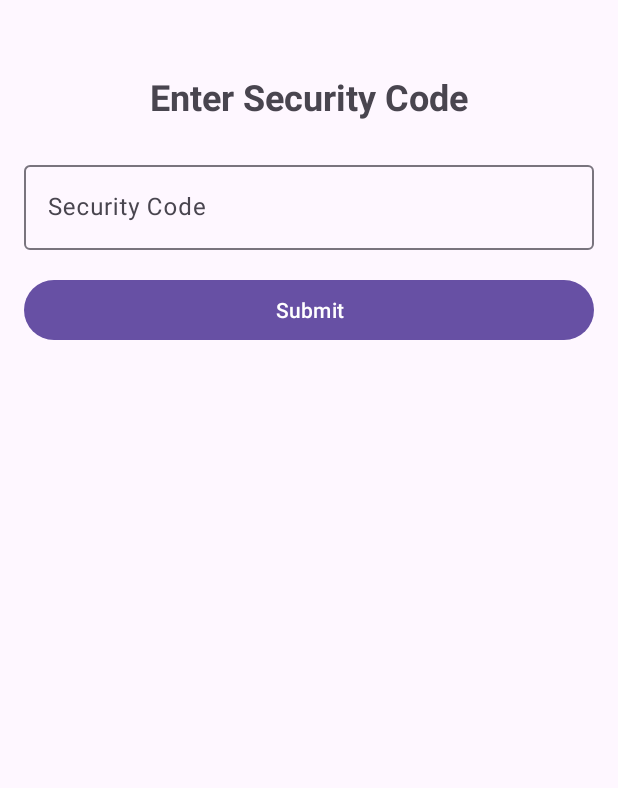
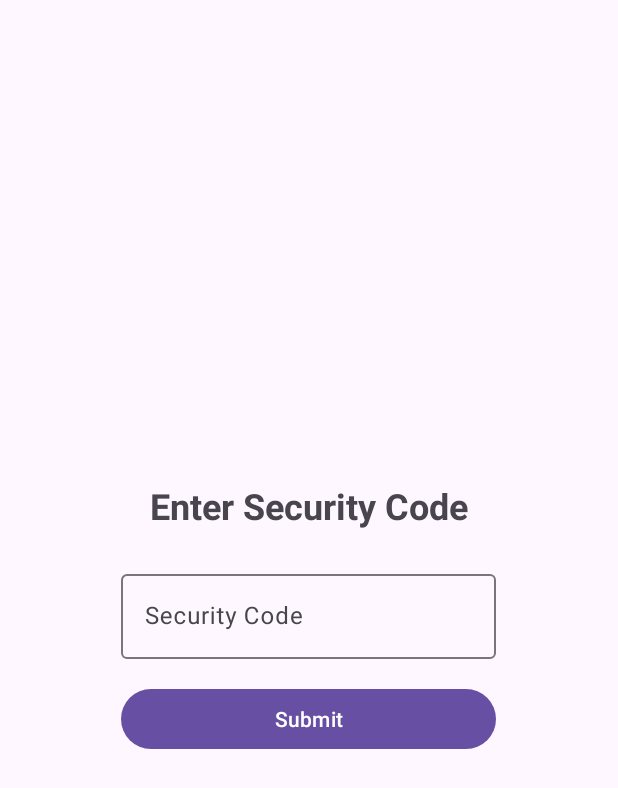
Before and after one commit to itsrahat62/Fifa-Footbal-World-Cup, an Android app: the SecurityCodeFragment screen opened through its navigation route, on a phone screen of 412 x 824 dp. Shown: the top 788 px of the screen. Run offline under Robolectric (Android 15) with nearby library versions, the phone set to English and light mode, and no system bars.

Commit message:
Design Fix Security Page

```diff
--- a/app/src/main/res/layout/fragment_security_code.xml
+++ b/app/src/main/res/layout/fragment_security_code.xml
@@ -1,11 +1,22 @@
 <?xml version="1.0" encoding="utf-8"?>
-<androidx.constraintlayout.widget.ConstraintLayout xmlns:android="http://schemas.android.com/apk/res/android"
+<androidx.constraintlayout.widget.ConstraintLayout
+    xmlns:android="http://schemas.android.com/apk/res/android"
     xmlns:app="http://schemas.android.com/apk/res-auto"
-    xmlns:tools="http://schemas.android.com/tools"
     android:layout_width="match_parent"
     android:layout_height="match_parent"
-    android:padding="16dp"
-    tools:context=".ui.securitycode.SecurityCodeFragment">
+    android:padding="16dp">
+
+    <!-- Container for all elements -->
+    <LinearLayout
+        android:id="@+id/security_code_container"
+        android:layout_width="0dp"
+        android:layout_height="wrap_content"
+        android:orientation="vertical"
+        android:gravity="center_horizontal"
+        app:layout_constraintTop_toTopOf="parent"
+        app:layout_constraintBottom_toBottomOf="parent"
+        app:layout_constraintStart_toStartOf="parent"
+        app:layout_constraintEnd_toEndOf="parent">
 
         <TextView
             android:id="@+id/security_code_header"
@@ -14,19 +25,12 @@
             android:text="Enter Security Code"
             android:textSize="24sp"
             android:textStyle="bold"
-        app:layout_constraintTop_toTopOf="parent"
-        app:layout_constraintStart_toStartOf="parent"
-        app:layout_constraintEnd_toEndOf="parent"
-        android:layout_marginTop="32dp"/>
+            android:layout_marginBottom="24dp"/>
 
         <com.google.android.material.textfield.TextInputLayout
             android:id="@+id/security_code_layout"
-        android:layout_width="0dp"
-        android:layout_height="wrap_content"
-        app:layout_constraintTop_toBottomOf="@id/security_code_header"
-        app:layout_constraintStart_toStartOf="parent"
-        app:layout_constraintEnd_toEndOf="parent"
-        android:layout_marginTop="24dp">
+            android:layout_width="250dp"
+            android:layout_height="wrap_content">
 
             <com.google.android.material.textfield.TextInputEditText
                 android:id="@+id/security_code_edittext"
@@ -34,18 +38,17 @@
                 android:layout_height="wrap_content"
                 android:hint="Security Code"
                 android:inputType="textCapCharacters"
-            android:maxLength="10" />
+                android:maxLength="10"/>
         </com.google.android.material.textfield.TextInputLayout>
 
         <Button
             android:id="@+id/submit_security_code_button"
-        android:layout_width="0dp"
+            android:layout_width="250dp"
             android:layout_height="wrap_content"
             android:text="Submit"
-        app:layout_constraintTop_toBottomOf="@id/security_code_layout"
-        app:layout_constraintStart_toStartOf="parent"
-        app:layout_constraintEnd_toEndOf="parent"
             android:layout_marginTop="16dp"/>
+
+    </LinearLayout>
 
     <ProgressBar
         android:id="@+id/security_code_progress_bar"
@@ -55,7 +58,6 @@
         app:layout_constraintTop_toTopOf="parent"
         app:layout_constraintBottom_toBottomOf="parent"
         app:layout_constraintStart_toStartOf="parent"
-        app:layout_constraintEnd_toEndOf="parent"
-        tools:visibility="visible"/>
+        app:layout_constraintEnd_toEndOf="parent"/>
 
 </androidx.constraintlayout.widget.ConstraintLayout>
```
Lines whose indentation alone changed are shown as unchanged.
